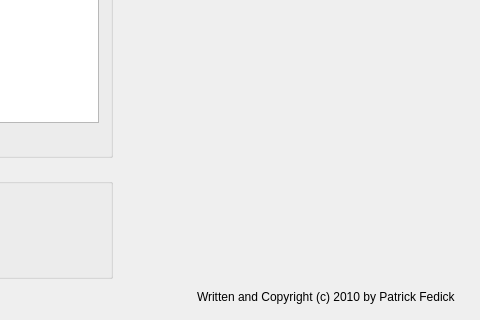
Qt form gui/src/coverprinter/coverprinter.ui (pfedick/winmusik) before a commit; both pictures show x 559 to 1039 and y 561 to 881 of the 1039 by 881 pixel window.
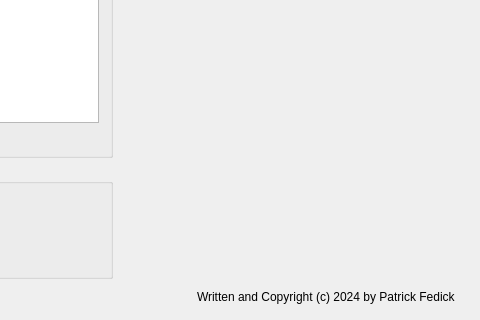
The same form after that commit. Icons and pictures are not drawn.

```diff
--- a/gui/src/coverprinter/coverprinter.ui
+++ b/gui/src/coverprinter/coverprinter.ui
@@ -1085,7 +1085,7 @@
      <item>
       <widget class="QLabel" name="label_15">
        <property name="text">
-        <string>Written and Copyright (c) 2010 by Patrick Fedick</string>
+                <string>Written and Copyright (c) 2024 by Patrick Fedick</string>
        </property>
       </widget>
      </item>
```
Lines whose indentation alone changed are shown as unchanged.
